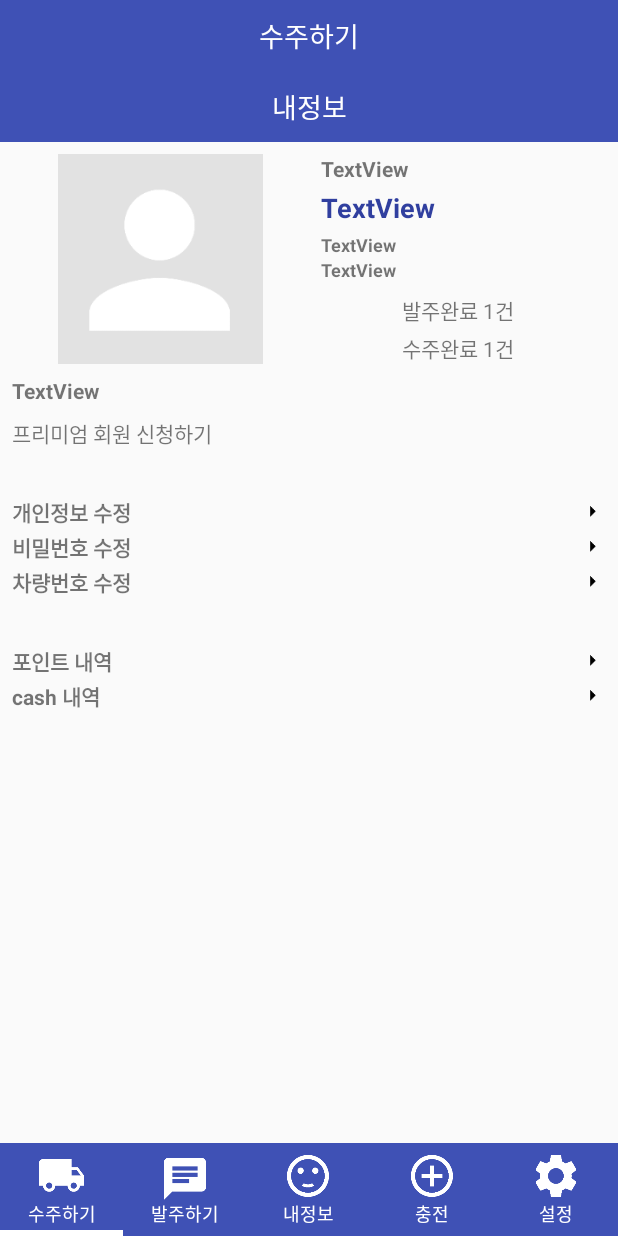
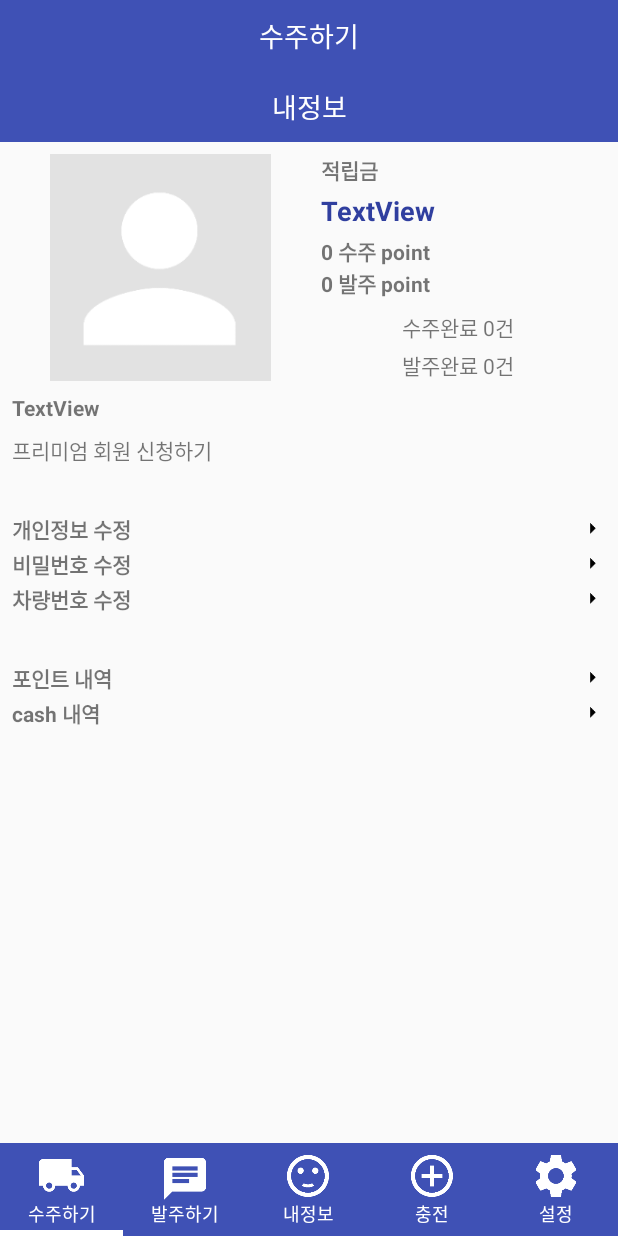
Before and after one commit to yjs8237/skyban_android, an Android app: the fragment InfoFragment placed in its activity, on a phone screen of 412 x 824 dp. Run offline under Robolectric (Android 15) with nearby library versions, the phone set to English and light mode, and no system bars; libraries missing offline, so code that uses them is left out: com.orangegangsters.github, io.realm; plain views replace SwipyRefreshLayout; 20 statements that could not run were skipped.

Commit message:
내정보 상단정보 입력

```diff
--- a/app/build.gradle
+++ b/app/build.gradle
@@ -42,9 +42,9 @@ dependencies {
     implementation 'com.android.support:design:26.1.0'
     implementation 'com.android.support:cardview-v7:26.1.0'
     implementation 'com.google.android.gms:play-services-maps:15.0.1'
-    implementation project(':AndroidBootstrap')
+    //implementation project(':AndroidBootstrap')
     implementation 'com.beardedhen:androidbootstrap:2.3.2'
-    //implementation 'com.squareup.retrofit2:retrofit:2.4.0'
+    implementation 'com.squareup.retrofit2:retrofit:2.4.0'
     implementation 'com.squareup.retrofit2:converter-gson:2.4.0'
     implementation 'com.squareup.retrofit2:converter-scalars:2.4.0'
     api 'com.github.orangegangsters:swipy:1.2.3@aar'
--- a/app/src/main/java/com/nycompany/skyban/InfoFragment.kt
+++ b/app/src/main/java/com/nycompany/skyban/InfoFragment.kt
@@ -7,13 +7,11 @@ import android.app.Fragment
 import android.view.LayoutInflater
 import android.view.View
 import android.view.ViewGroup
+import io.realm.Realm
+import kotlinx.android.synthetic.main.fragment_info.*
 
-
-// TODO: Rename parameter arguments, choose names that match
-// the fragment initialization parameters, e.g. ARG_ITEM_NUMBER
 private const val ARG_PARAM1 = "param1"
 private const val ARG_PARAM2 = "param2"
-
 /**
  * A simple [Fragment] subclass.
  * Activities that contain this fragment must implement the
@@ -24,10 +22,9 @@ private const val ARG_PARAM2 = "param2"
  *
  */
 class InfoFragment : Fragment() {
-    // TODO: Rename and change types of parameters
     private var param1: String? = null
     private var param2: String? = null
-    private var listener: OnFragmentInteractionListener? = null
+    private  val util by lazy{ContextUtil(activity)}
 
     override fun onCreate(savedInstanceState: Bundle?) {
         super.onCreate(savedInstanceState)
@@ -35,6 +32,7 @@ class InfoFragment : Fragment() {
             param1 = it.getString(ARG_PARAM1)
             param2 = it.getString(ARG_PARAM2)
         }
+        if(!util.isConnected()) util.buildDialog("eror",getString(R.string.network_eror)).show()
     }
 
     override fun onCreateView(inflater: LayoutInflater, container: ViewGroup?,
@@ -43,30 +41,18 @@ class InfoFragment : Fragment() {
         return inflater.inflate(R.layout.fragment_info, container, false)
     }
 
-    // TODO: Rename method, update argument and hook method into UI event
-    fun onButtonPressed(uri: Uri) {
-        listener?.onFragmentInteraction(uri)
-    }
-
-    override fun onDetach() {
-        super.onDetach()
-        listener = null
-    }
-
-    /**
-     * This interface must be implemented by activities that contain this
-     * fragment to allow an interaction in this fragment to be communicated
-     * to the activity and potentially other fragments contained in that
-     * activity.
-     *
-     *
-     * See the Android Training lesson [Communicating with Other Fragments]
-     * (http://developer.android.com/training/basics/fragments/communicating.html)
-     * for more information.
-     */
-    interface OnFragmentInteractionListener {
-        // TODO: Update argument type and name
-        fun onFragmentInteraction(uri: Uri)
+    override fun onViewCreated(view: View?, savedInstanceState: Bundle?) {
+        super.onViewCreated(view, savedInstanceState)
+        Realm.getDefaultInstance().use {
+            val data = it.where(RealmUserInfo::class.java).findAll()
+            if(data[0]?.cash.toString() != "") textView_cash.text = String.format("%s cash",data[0]?.cash)
+            textView_InorderPoint.text = String.format("%s 수주 point",data[0]?.obtain_point)
+            textView_OutorderPoint.text = String.format("%s 발주 point",data[0]?.order_point)
+            Button_InOrder.text = String.format("수주완료 %s건",data[0]?.obtain_cnt)
+            Button_OutOrder.text = String.format("발주완료 %s건",data[0]?.order_cnt)
+            val level = util.getHashmapFromResoureces(R.array.user_level)[data[0]?.user_level]
+            textView_User.text = String.format("%s 님 %s",data[0]?.user_name, level)
+        }
     }
 
     companion object {
@@ -76,12 +62,12 @@ class InfoFragment : Fragment() {
          *
          * @param param1 Parameter 1.
          * @param param2 Parameter 2.
-         * @return A new instance of fragment InfoFragment.
+         * @return A new instance of fragment InorderFragment.
          */
         // TODO: Rename and change types and number of parameters
         @JvmStatic
         fun newInstance(param1: String, param2: String) =
-                InfoFragment().apply {
+                InorderFragment().apply {
                     arguments = Bundle().apply {
                         putString(ARG_PARAM1, param1)
                         putString(ARG_PARAM2, param2)
--- a/app/src/main/res/layout/fragment_info.xml
+++ b/app/src/main/res/layout/fragment_info.xml
@@ -89,15 +89,14 @@
                         android:layout_width="wrap_content"
                         android:layout_height="wrap_content"
                         android:layout_marginStart="8dp"
-                        android:text="TextView"
+                        android:text="적립금"
                         android:textSize="14sp"
                         android:textStyle="bold"
                         app:layout_constraintStart_toStartOf="parent"
-                        app:layout_constraintTop_toTopOf="parent"
-                        tools:text="적립금"/>
+                        app:layout_constraintTop_toTopOf="parent"/>
 
                     <TextView
-                        android:id="@+id/textView26"
+                        android:id="@+id/textView_cash"
                         android:layout_width="wrap_content"
                         android:layout_height="wrap_content"
                         android:layout_marginStart="8dp"
@@ -111,53 +110,53 @@
                         tools:text="10000 cash"/>
 
                     <TextView
-                        android:id="@+id/textView27"
+                        android:id="@+id/textView_InorderPoint"
                         android:layout_width="wrap_content"
                         android:layout_height="wrap_content"
                         android:layout_marginStart="8dp"
                         android:layout_marginTop="4dp"
-                        android:text="TextView"
-                        android:textSize="12sp"
+                        android:text="0 수주 point"
+                        android:textSize="14sp"
                         android:textStyle="bold"
                         app:layout_constraintStart_toStartOf="parent"
-                        app:layout_constraintTop_toBottomOf="@+id/textView26"
-                        tools:text="1000 수주 point"/>
+                        app:layout_constraintTop_toBottomOf="@+id/textView_cash"/>
 
                     <TextView
-                        android:id="@+id/textView28"
+                        android:id="@+id/textView_OutorderPoint"
                         android:layout_width="wrap_content"
                         android:layout_height="wrap_content"
                         android:layout_marginStart="8dp"
-                        android:text="TextView"
-                        android:textSize="12sp"
+                        android:text="0 발주 point"
+                        android:textSize="14sp"
                         android:textStyle="bold"
                         app:layout_constraintStart_toStartOf="parent"
-                        app:layout_constraintTop_toBottomOf="@+id/textView27"
-                        tools:text="1000 발주 point"/>
+                        app:layout_constraintTop_toBottomOf="@+id/textView_InorderPoint"/>
 
                     <com.beardedhen.androidbootstrap.BootstrapButton
-                        android:id="@+id/Button_Order"
+                        android:id="@+id/Button_InOrder"
                         android:layout_width="wrap_content"
                         android:layout_height="wrap_content"
                         android:layout_marginTop="8dp"
-                        android:text="발주완료 1건"
-                        app:bootstrapBrand="danger"
-                        app:bootstrapSize="sm"
-                        app:layout_constraintEnd_toEndOf="parent"
-                        app:layout_constraintStart_toStartOf="parent"
-                        app:layout_constraintTop_toBottomOf="@+id/textView28"
-                        app:roundedCorners="true"/>
-
-                    <com.beardedhen.androidbootstrap.BootstrapButton
-                        android:layout_width="wrap_content"
-                        android:layout_height="wrap_content"
-                        android:layout_marginTop="4dp"
-                        android:text="수주완료 1건"
+                        android:text="수주완료 0건"
                         app:bootstrapBrand="primary"
                         app:bootstrapSize="sm"
                         app:layout_constraintEnd_toEndOf="parent"
                         app:layout_constraintStart_toStartOf="parent"
-                        app:layout_constraintTop_toBottomOf="@+id/Button_Order"
+                        app:layout_constraintTop_toBottomOf="@+id/textView_OutorderPoint"
+                        app:roundedCorners="true"/>
+
+                    <com.beardedhen.androidbootstrap.BootstrapButton
+                        android:id="@+id/Button_OutOrder"
+                        android:layout_width="wrap_content"
+                        android:layout_height="wrap_content"
+                        android:layout_marginTop="4dp"
+                        android:text="발주완료 0건"
+                        app:bootstrapBrand="danger"
+                        app:bootstrapSize="sm"
+                        app:layout_constraintEnd_toEndOf="parent"
+                        app:layout_constraintHorizontal_bias="0.5"
+                        app:layout_constraintStart_toStartOf="parent"
+                        app:layout_constraintTop_toBottomOf="@+id/Button_InOrder"
                         app:roundedCorners="true"/>
                 </android.support.constraint.ConstraintLayout>
 
@@ -165,7 +164,7 @@
             </LinearLayout>
 
             <TextView
-                android:id="@+id/textView29"
+                android:id="@+id/textView_User"
                 android:layout_width="wrap_content"
                 android:layout_height="wrap_content"
                 android:layout_marginStart="8dp"
@@ -175,7 +174,7 @@
                 android:textStyle="bold"
                 app:layout_constraintStart_toStartOf="parent"
                 app:layout_constraintTop_toBottomOf="@+id/linearLayout4"
-                tools:text="나고객 님 (무료회원)"/>
+                tools:text="나고객 님 일반회원"/>
 
             <com.beardedhen.androidbootstrap.BootstrapButton
                 android:id="@+id/bootstrapButton"
@@ -190,7 +189,7 @@
                 app:layout_constraintEnd_toEndOf="parent"
                 app:layout_constraintHorizontal_bias="0.412"
                 app:layout_constraintStart_toStartOf="parent"
-                app:layout_constraintTop_toBottomOf="@+id/textView29"
+                app:layout_constraintTop_toBottomOf="@+id/textView_User"
                 app:roundedCorners="true"/>
 
             <com.beardedhen.androidbootstrap.BootstrapLabel
--- a/app/src/main/res/layout/fragment_outorder.xml
+++ b/app/src/main/res/layout/fragment_outorder.xml
@@ -477,7 +477,6 @@
                 app:bootstrapExpandDirection="down"
                 app:bootstrapSize="md"
                 app:bootstrapText="전고"
-                app:dropdownResource="@array/bootstrap_dropdown_example_data"
                 app:layout_constraintEnd_toEndOf="parent"
                 app:layout_constraintHorizontal_bias="0.5"
                 app:layout_constraintStart_toStartOf="parent"
@@ -611,7 +610,6 @@
                 app:bootstrapBrand="primary"
                 app:bootstrapSize="md"
                 app:bootstrapText="결제기간"
-                app:dropdownResource="@array/bootstrap_dropdown_example_data"
                 app:layout_constraintEnd_toEndOf="parent"
                 app:layout_constraintStart_toStartOf="parent"
                 app:layout_constraintTop_toBottomOf="@+id/bootstrapLabel10"
--- a/app/src/main/res/values/arrays.xml
+++ b/app/src/main/res/values/arrays.xml
@@ -1,12 +1,10 @@
 <?xml version="1.0" encoding="utf-8"?>
 <resources>
 
-    <string-array name="bootstrap_dropdown_example_data">
-        <item>Samsung</item>
-        <item>Hyundai</item>
-        <item>LG</item>
-        <item>SK</item>
-        <item>KIA</item>
+    <string-array name="user_level">
+        <item>UL01|일반회원</item>
+        <item>UL02|프리미엄(유료회원)</item>
+        <item>UL03|VIP회원(총판)</item>
     </string-array>
 
     <string-array name="work_proc">
```
Also changed, not shown: app/src/main/java/com/nycompany/skyban/DTO/LoginDTO.kt (+5 -5 lines), app/src/main/java/com/nycompany/skyban/RealmUserInfo.kt (+5 -5 lines).
